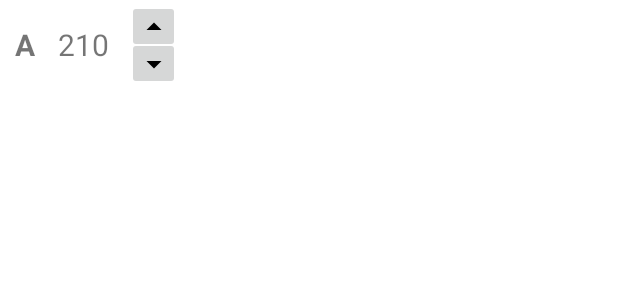
After one commit to shim506/kotlin-drawingapp, an Android app: the layout up_down_view.xml on its own in the app's theme, with its tools: preview values and no code run, on a phone screen of 412 x 824 dp. The commit adds this screen. Shown: the top 300 px of the screen. Run offline under Robolectric (Android 15) with nearby library versions, the phone set to English and light mode, and no system bars.

Commit message:
FEAT : 위치와 크기 속성 변경하기
- 비슷한 디자인의 view를 새롭게 정의하여 재사용 ( upDownView )
- UI 색 , 디자인 별경

```diff
--- a/app/src/main/java/com/example/kotlin_drawingapp/BaseCanvas.kt
+++ b/app/src/main/java/com/example/kotlin_drawingapp/customView/BaseCanvas.kt
@@ -1,4 +1,4 @@
-package com.example.kotlin_drawingapp
+package com.example.kotlin_drawingapp.customView
 
 import android.content.Context
 import android.graphics.Bitmap
--- a/app/src/main/java/com/example/kotlin_drawingapp/MyCanvas.kt
+++ b/app/src/main/java/com/example/kotlin_drawingapp/customView/MyCanvas.kt
@@ -1,8 +1,10 @@
-package com.example.kotlin_drawingapp
+package com.example.kotlin_drawingapp.customView
 
 import android.content.Context
 import android.graphics.*
 import android.view.MotionEvent
+import com.example.kotlin_drawingapp.CanvasSizeListener
+import com.example.kotlin_drawingapp.CanvasTouchListener
 import com.example.kotlin_drawingapp.data.Picture
 import com.example.kotlin_drawingapp.data.Rectangle
 
--- a/app/src/main/java/com/example/kotlin_drawingapp/TempCanvas.kt
+++ b/app/src/main/java/com/example/kotlin_drawingapp/customView/TempCanvas.kt
@@ -1,4 +1,4 @@
-package com.example.kotlin_drawingapp
+package com.example.kotlin_drawingapp.customView
 
 import android.content.Context
 import android.graphics.*
--- /dev/null
+++ b/app/src/main/res/drawable/ic_baseline_arrow_drop_down_24.xml
@@ -0,0 +1,5 @@
+<vector android:height="24dp" android:tint="#000000"
+    android:viewportHeight="24" android:viewportWidth="24"
+    android:width="24dp" xmlns:android="http://schemas.android.com/apk/res/android">
+    <path android:fillColor="@android:color/white" android:pathData="M7,10l5,5 5,-5z"/>
+</vector>
--- /dev/null
+++ b/app/src/main/res/drawable/ic_baseline_arrow_drop_up_24.xml
@@ -0,0 +1,5 @@
+<vector android:height="24dp" android:tint="#000000"
+    android:viewportHeight="24" android:viewportWidth="24"
+    android:width="24dp" xmlns:android="http://schemas.android.com/apk/res/android">
+    <path android:fillColor="@android:color/white" android:pathData="M7,14l5,-5 5,5z"/>
+</vector>
--- /dev/null
+++ b/app/src/main/res/layout/up_down_view.xml
@@ -0,0 +1,44 @@
+<?xml version="1.0" encoding="utf-8"?>
+<androidx.constraintlayout.widget.ConstraintLayout xmlns:android="http://schemas.android.com/apk/res/android"
+    xmlns:app="http://schemas.android.com/apk/res-auto"
+    xmlns:tools="http://schemas.android.com/tools"
+    android:layout_width="120dp"
+    android:layout_height="60dp">
+
+    <TextView
+        android:id="@+id/attr"
+        android:layout_width="wrap_content"
+        android:layout_height="match_parent"
+        android:layout_marginLeft="10dp"
+        android:gravity="center_vertical"
+        android:text="A"
+        android:textSize="20sp"
+        android:textStyle="bold"
+        app:layout_constraintStart_toStartOf="parent" />
+
+    <TextView
+        android:id="@+id/value"
+        android:layout_width="wrap_content"
+        android:layout_height="match_parent"
+        android:layout_marginLeft="15dp"
+        android:gravity="center_vertical"
+        android:text="210"
+        android:textSize="20sp"
+        app:layout_constraintStart_toEndOf="@+id/attr" />
+
+    <ImageButton
+        android:id="@+id/up_image_button"
+        android:layout_width="35dp"
+        android:layout_height="35dp"
+        android:src="@drawable/ic_baseline_arrow_drop_up_24"
+        app:layout_constraintEnd_toEndOf="parent"
+        app:layout_constraintTop_toTopOf="parent" />
+
+    <ImageButton
+        android:id="@+id/down_image_button"
+        android:layout_width="35dp"
+        android:layout_height="35dp"
+        android:src="@drawable/ic_baseline_arrow_drop_down_24"
+        app:layout_constraintBottom_toBottomOf="parent"
+        app:layout_constraintEnd_toEndOf="parent" />
+</androidx.constraintlayout.widget.ConstraintLayout>
--- a/app/src/main/res/values-night/themes.xml
+++ b/app/src/main/res/values-night/themes.xml
@@ -2,12 +2,12 @@
     <!-- Base application theme. -->
     <style name="Theme.Kotlindrawingapp" parent="Theme.MaterialComponents.DayNight.DarkActionBar">
         <!-- Primary brand color. -->
-        <item name="colorPrimary">@color/purple_200</item>
-        <item name="colorPrimaryVariant">@color/purple_700</item>
+        <item name="colorPrimary">@color/drawing_light_gray</item>
+        <item name="colorPrimaryVariant">@color/drawing_blue_point</item>
         <item name="colorOnPrimary">@color/black</item>
         <!-- Secondary brand color. -->
-        <item name="colorSecondary">@color/teal_200</item>
-        <item name="colorSecondaryVariant">@color/teal_200</item>
+        <item name="colorSecondary">@color/drawing_gray</item>
+        <item name="colorSecondaryVariant">@color/drawing_blue_base</item>
         <item name="colorOnSecondary">@color/black</item>
         <!-- Status bar color. -->
         <item name="android:statusBarColor" tools:targetApi="l">?attr/colorPrimaryVariant</item>
--- a/app/src/main/res/values/colors.xml
+++ b/app/src/main/res/values/colors.xml
@@ -1,10 +1,9 @@
 <?xml version="1.0" encoding="utf-8"?>
 <resources>
-    <color name="purple_200">#FFBB86FC</color>
-    <color name="purple_500">#FF6200EE</color>
-    <color name="purple_700">#FF3700B3</color>
-    <color name="teal_200">#FF03DAC5</color>
-    <color name="teal_700">#FF018786</color>
     <color name="black">#FF000000</color>
     <color name="white">#FFFFFFFF</color>
+    <color name="drawing_light_gray">#919191</color>
+    <color name="drawing_gray">#353535</color>
+    <color name="drawing_blue_point">#2898FA</color>
+    <color name="drawing_blue_base">#2898FA</color>
 </resources>
--- a/app/src/main/res/values/themes.xml
+++ b/app/src/main/res/values/themes.xml
@@ -2,12 +2,12 @@
     <!-- Base application theme. -->
     <style name="Theme.Kotlindrawingapp" parent="Theme.MaterialComponents.DayNight.DarkActionBar">
         <!-- Primary brand color. -->
-        <item name="colorPrimary">@color/purple_500</item>
-        <item name="colorPrimaryVariant">@color/purple_700</item>
-        <item name="colorOnPrimary">@color/white</item>
+        <item name="colorPrimary">@color/drawing_blue_base</item>
+        <item name="colorPrimaryVariant">@color/drawing_blue_point</item>
+        <item name="colorOnPrimary">@color/black</item>
         <!-- Secondary brand color. -->
-        <item name="colorSecondary">@color/teal_200</item>
-        <item name="colorSecondaryVariant">@color/teal_700</item>
+        <item name="colorSecondary">@color/drawing_light_gray</item>
+        <item name="colorSecondaryVariant">@color/drawing_gray</item>
         <item name="colorOnSecondary">@color/black</item>
         <!-- Status bar color. -->
         <item name="android:statusBarColor" tools:targetApi="l">?attr/colorPrimaryVariant</item>
```
Also changed, not shown: app/src/main/java/com/example/kotlin_drawingapp/CanvasActivity.kt (+42 -1 lines), app/src/main/java/com/example/kotlin_drawingapp/customView/UpDownView.kt (added, +26 -0 lines), app/src/main/res/drawable/my_button_background.xml (added, +14 -0 lines), app/src/main/res/layout-w600dp-land/activity_main.xml (+74 -21 lines).
